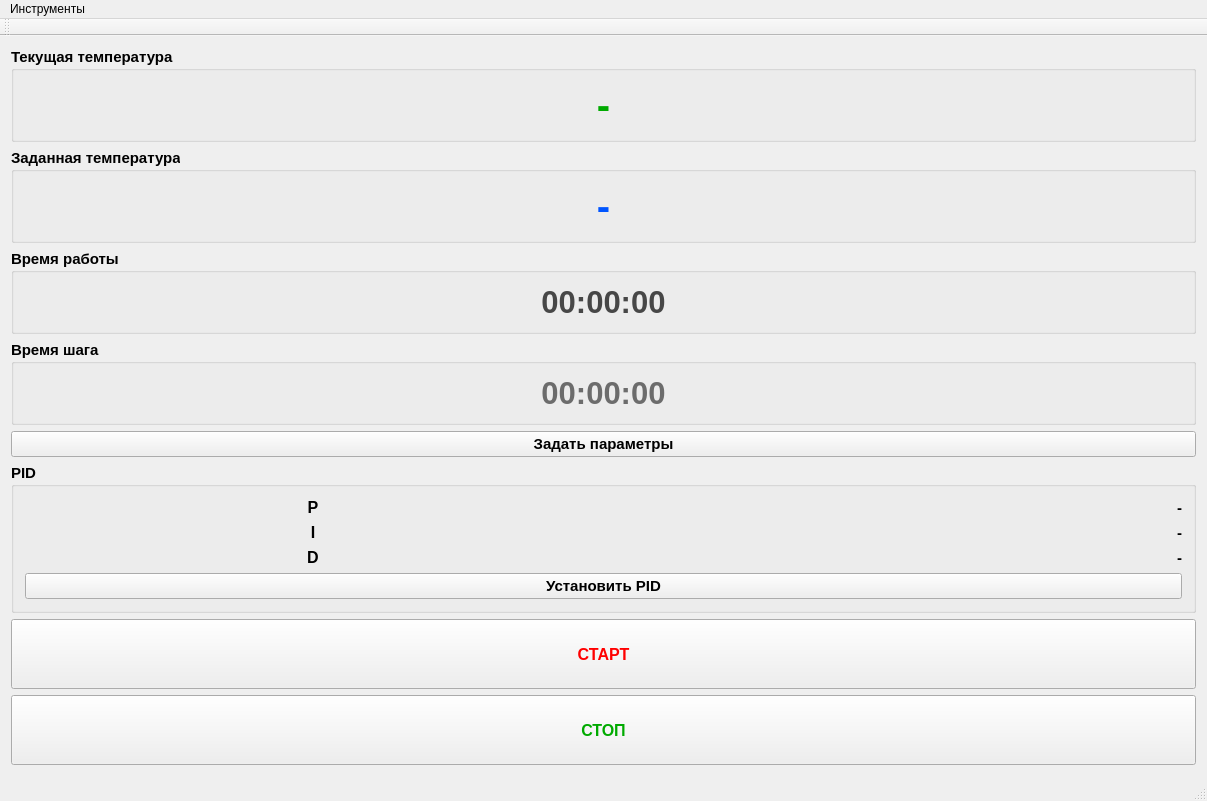
Above: mainwindow.ui from completesoft/ModbusMonitor before the change. Below: the same form after it.
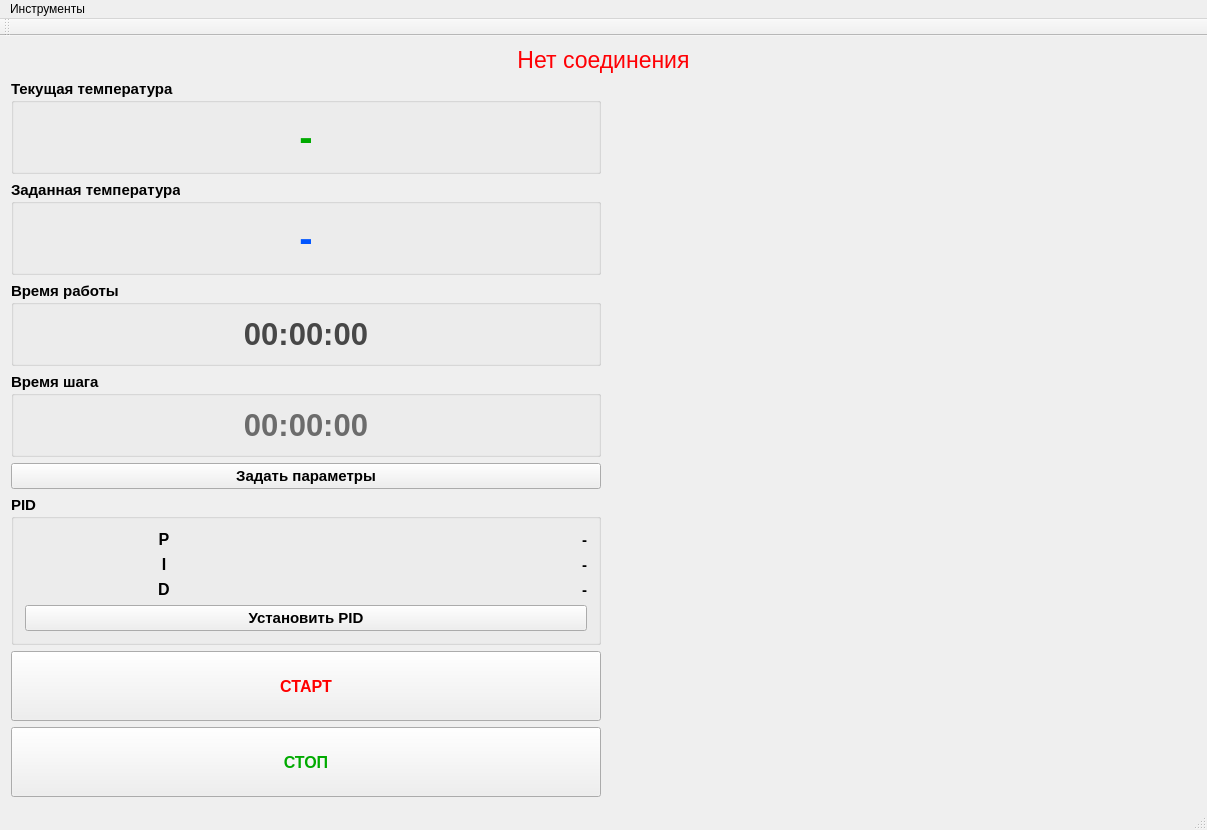
That is the form after the change. Icons and pictures are not drawn.

Diff of the .ui file:
```diff
--- a/mainwindow.ui
+++ b/mainwindow.ui
@@ -15,67 +15,7 @@
   </property>
   <widget class="QWidget" name="centralWidget">
    <layout class="QGridLayout" name="gridLayout_7">
-    <item row="0" column="1" rowspan="9">
-     <layout class="QHBoxLayout" name="horizontalLayout"/>
-    </item>
-    <item row="6" column="0">
-     <widget class="QPushButton" name="startButton">
-      <property name="minimumSize">
-       <size>
-        <width>0</width>
-        <height>70</height>
-       </size>
-      </property>
-      <property name="palette">
-       <palette>
-        <active>
-         <colorrole role="ButtonText">
-          <brush brushstyle="SolidPattern">
-           <color alpha="255">
-            <red>255</red>
-            <green>0</green>
-            <blue>0</blue>
-           </color>
-          </brush>
-         </colorrole>
-        </active>
-        <inactive>
-         <colorrole role="ButtonText">
-          <brush brushstyle="SolidPattern">
-           <color alpha="255">
-            <red>255</red>
-            <green>0</green>
-            <blue>0</blue>
-           </color>
-          </brush>
-         </colorrole>
-        </inactive>
-        <disabled>
-         <colorrole role="ButtonText">
-          <brush brushstyle="SolidPattern">
-           <color alpha="255">
-            <red>120</red>
-            <green>120</green>
-            <blue>120</blue>
-           </color>
-          </brush>
-         </colorrole>
-        </disabled>
-       </palette>
-      </property>
-      <property name="font">
-       <font>
-        <pointsize>12</pointsize>
-        <weight>75</weight>
-        <bold>true</bold>
-       </font>
-      </property>
-      <property name="text">
-       <string>СТАРТ</string>
-      </property>
-     </widget>
-    </item>
-    <item row="7" column="0">
+    <item row="8" column="0">
      <widget class="QPushButton" name="stopButton">
       <property name="minimumSize">
        <size>
@@ -159,7 +99,7 @@
       </property>
      </widget>
     </item>
-    <item row="8" column="0">
+    <item row="9" column="0">
      <spacer name="verticalSpacer">
       <property name="orientation">
        <enum>Qt::Vertical</enum>
@@ -175,7 +115,82 @@
       </property>
      </spacer>
     </item>
-    <item row="0" column="0">
+    <item row="5" column="0">
+     <widget class="QPushButton" name="btnSetParameters">
+      <property name="font">
+       <font>
+        <pointsize>11</pointsize>
+        <weight>75</weight>
+        <bold>true</bold>
+       </font>
+      </property>
+      <property name="text">
+       <string>Задать параметры</string>
+      </property>
+      <property name="icon">
+       <iconset theme="SP_FileIcon">
+        <normaloff>.</normaloff>.</iconset>
+      </property>
+     </widget>
+    </item>
+    <item row="7" column="0">
+     <widget class="QPushButton" name="startButton">
+      <property name="minimumSize">
+       <size>
+        <width>0</width>
+        <height>70</height>
+       </size>
+      </property>
+      <property name="palette">
+       <palette>
+        <active>
+         <colorrole role="ButtonText">
+          <brush brushstyle="SolidPattern">
+           <color alpha="255">
+            <red>255</red>
+            <green>0</green>
+            <blue>0</blue>
+           </color>
+          </brush>
+         </colorrole>
+        </active>
+        <inactive>
+         <colorrole role="ButtonText">
+          <brush brushstyle="SolidPattern">
+           <color alpha="255">
+            <red>255</red>
+            <green>0</green>
+            <blue>0</blue>
+           </color>
+          </brush>
+         </colorrole>
+        </inactive>
+        <disabled>
+         <colorrole role="ButtonText">
+          <brush brushstyle="SolidPattern">
+           <color alpha="255">
+            <red>120</red>
+            <green>120</green>
+            <blue>120</blue>
+           </color>
+          </brush>
+         </colorrole>
+        </disabled>
+       </palette>
+      </property>
+      <property name="font">
+       <font>
+        <pointsize>12</pointsize>
+        <weight>75</weight>
+        <bold>true</bold>
+       </font>
+      </property>
+      <property name="text">
+       <string>СТАРТ</string>
+      </property>
+     </widget>
+    </item>
+    <item row="1" column="0">
      <widget class="QGroupBox" name="groupBox_2">
       <property name="font">
        <font>
@@ -246,75 +261,7 @@
       </layout>
      </widget>
     </item>
-    <item row="1" column="0">
-     <widget class="QGroupBox" name="groupBox">
-      <property name="font">
-       <font>
-        <pointsize>11</pointsize>
-        <weight>75</weight>
-        <bold>true</bold>
-       </font>
-      </property>
-      <property name="title">
-       <string>Заданная температура</string>
-      </property>
-      <layout class="QGridLayout" name="gridLayout">
-       <item row="0" column="0">
-        <widget class="QLabel" name="lblTargetTemp">
-         <property name="palette">
-          <palette>
-           <active>
-            <colorrole role="WindowText">
-             <brush brushstyle="SolidPattern">
-              <color alpha="255">
-               <red>0</red>
-               <green>85</green>
-               <blue>255</blue>
-              </color>
-             </brush>
-            </colorrole>
-           </active>
-           <inactive>
-            <colorrole role="WindowText">
-             <brush brushstyle="SolidPattern">
-              <color alpha="255">
-               <red>0</red>
-               <green>85</green>
-               <blue>255</blue>
-              </color>
-             </brush>
-            </colorrole>
-           </inactive>
-           <disabled>
-            <colorrole role="WindowText">
-             <brush brushstyle="SolidPattern">
-              <color alpha="255">
-               <red>120</red>
-               <green>120</green>
-               <blue>120</blue>
-              </color>
-             </brush>
-            </colorrole>
-           </disabled>
-          </palette>
-         </property>
-         <property name="font">
-          <font>
-           <pointsize>30</pointsize>
-          </font>
-         </property>
-         <property name="text">
-          <string>-</string>
-         </property>
-         <property name="alignment">
-          <set>Qt::AlignCenter</set>
-         </property>
-        </widget>
-       </item>
-      </layout>
-     </widget>
-    </item>
-    <item row="5" column="0">
+    <item row="6" column="0">
      <widget class="QGroupBox" name="groupBox_3">
       <property name="font">
        <font>
@@ -431,7 +378,7 @@
       </layout>
      </widget>
     </item>
-    <item row="2" column="0">
+    <item row="3" column="0">
      <widget class="QGroupBox" name="groupBox_4">
       <property name="font">
        <font>
@@ -499,7 +446,7 @@
       </layout>
      </widget>
     </item>
-    <item row="3" column="0">
+    <item row="4" column="0">
      <widget class="QGroupBox" name="groupBox_5">
       <property name="font">
        <font>
@@ -567,8 +514,8 @@
       </layout>
      </widget>
     </item>
-    <item row="4" column="0">
-     <widget class="QPushButton" name="btnSetParameters">
+    <item row="2" column="0">
+     <widget class="QGroupBox" name="groupBox">
       <property name="font">
        <font>
         <pointsize>11</pointsize>
@@ -576,15 +523,135 @@
         <bold>true</bold>
        </font>
       </property>
+      <property name="title">
+       <string>Заданная температура</string>
+      </property>
+      <layout class="QGridLayout" name="gridLayout">
+       <item row="0" column="0">
+        <widget class="QLabel" name="lblTargetTemp">
+         <property name="palette">
+          <palette>
+           <active>
+            <colorrole role="WindowText">
+             <brush brushstyle="SolidPattern">
+              <color alpha="255">
+               <red>0</red>
+               <green>85</green>
+               <blue>255</blue>
+              </color>
+             </brush>
+            </colorrole>
+           </active>
+           <inactive>
+            <colorrole role="WindowText">
+             <brush brushstyle="SolidPattern">
+              <color alpha="255">
+               <red>0</red>
+               <green>85</green>
+               <blue>255</blue>
+              </color>
+             </brush>
+            </colorrole>
+           </inactive>
+           <disabled>
+            <colorrole role="WindowText">
+             <brush brushstyle="SolidPattern">
+              <color alpha="255">
+               <red>120</red>
+               <green>120</green>
+               <blue>120</blue>
+              </color>
+             </brush>
+            </colorrole>
+           </disabled>
+          </palette>
+         </property>
+         <property name="font">
+          <font>
+           <pointsize>30</pointsize>
+          </font>
+         </property>
+         <property name="text">
+          <string>-</string>
+         </property>
+         <property name="alignment">
+          <set>Qt::AlignCenter</set>
+         </property>
+        </widget>
+       </item>
+      </layout>
+     </widget>
+    </item>
+    <item row="0" column="0" colspan="2">
+     <widget class="QLabel" name="labelError">
+      <property name="minimumSize">
+       <size>
+        <width>0</width>
+        <height>0</height>
+       </size>
+      </property>
+      <property name="maximumSize">
+       <size>
+        <width>16777215</width>
+        <height>50</height>
+       </size>
+      </property>
+      <property name="palette">
+       <palette>
+        <active>
+         <colorrole role="WindowText">
+          <brush brushstyle="SolidPattern">
+           <color alpha="255">
+            <red>255</red>
+            <green>0</green>
+            <blue>4</blue>
+           </color>
+          </brush>
+         </colorrole>
+        </active>
+        <inactive>
+         <colorrole role="WindowText">
+          <brush brushstyle="SolidPattern">
+           <color alpha="255">
+            <red>255</red>
+            <green>0</green>
+            <blue>4</blue>
+           </color>
+          </brush>
+         </colorrole>
+        </inactive>
+        <disabled>
+         <colorrole role="WindowText">
+          <brush brushstyle="SolidPattern">
+           <color alpha="255">
+            <red>120</red>
+            <green>120</green>
+            <blue>120</blue>
+           </color>
+          </brush>
+         </colorrole>
+        </disabled>
+       </palette>
+      </property>
+      <property name="font">
+       <font>
+        <pointsize>17</pointsize>
+       </font>
+      </property>
       <property name="text">
-       <string>Задать параметры</string>
+       <string>Нет соединения</string>
       </property>
-      <property name="icon">
-       <iconset theme="SP_FileIcon">
-        <normaloff>.</normaloff>.</iconset>
+      <property name="alignment">
+       <set>Qt::AlignCenter</set>
+      </property>
+      <property name="wordWrap">
+       <bool>true</bool>
       </property>
      </widget>
     </item>
+    <item row="1" column="1" rowspan="9">
+     <layout class="QHBoxLayout" name="horizontalLayout"/>
+    </item>
    </layout>
   </widget>
   <widget class="QMenuBar" name="menuBar">
```
